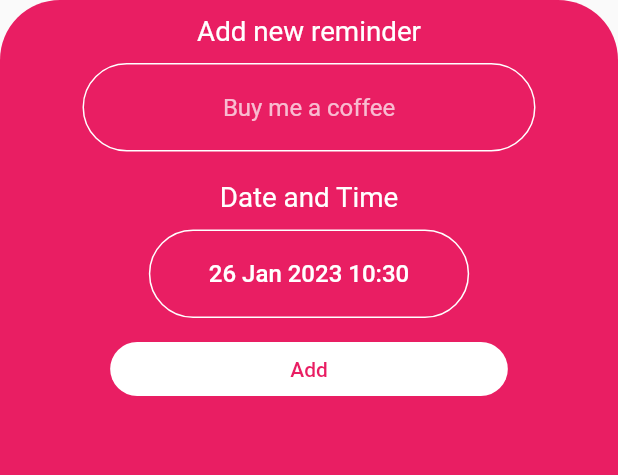
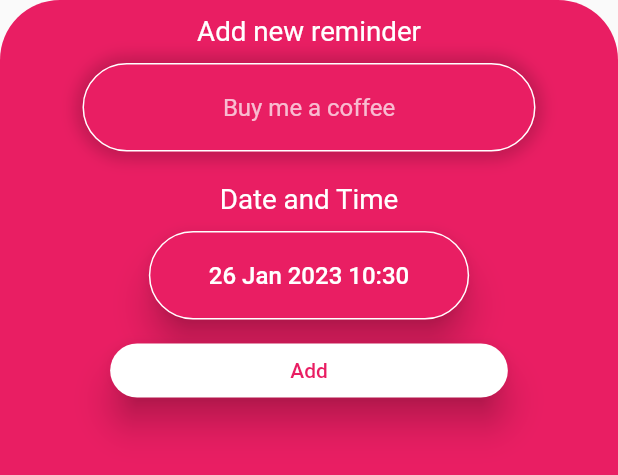
Before and after one commit to Addy2004/RemindMe, a Flutter app: the AddReminderScreen widget shown alone on an empty page, opened directly, on a phone screen of 412 x 824 dp. Shown: the top 475 px of the screen. Run offline on Flutter 3.47's test engine with Material 2 defaults, Android fonts, the phone set to English and light mode, and no system bars.

Commit message:
minor layout fix in bottom sheet, added drop shadows

```diff
--- a/lib/screens/add_reminder_screen.dart
+++ b/lib/screens/add_reminder_screen.dart
@@ -63,13 +63,31 @@ class _AddReminderScreenState extends State<AddReminderScreen> {
           ),
           Padding(
             padding: const EdgeInsets.only(left: 15.0, right: 15.0),
-            child: TextField(
+            child: Stack(
+              children: [
+                Container(
+                  height: 60,
+                  decoration: BoxDecoration(
+                    borderRadius: const BorderRadius.all(Radius.circular(40.0),
+                    ),
+                    boxShadow: [
+                      BoxShadow(
+                        color: Colors.black26.withOpacity(0.1675),
+                          blurRadius: 7.5,
+                          spreadRadius: 5
+                      )
+                    ]
+                  ),
+                ),
+                TextField(
                   onChanged: (value) {},
                   cursorColor: Colors.white,
                   style: const TextStyle(color: Colors.white),
                   textAlign: TextAlign.center,
                   autofocus: false,
                   decoration: const InputDecoration(
+                    filled: true,
+                    fillColor: Colors.pink,
                     hintText: 'Buy me a coffee',
                     hintStyle: TextStyle(color: Colors.white70),
                     border: OutlineInputBorder(
@@ -98,6 +116,8 @@ class _AddReminderScreenState extends State<AddReminderScreen> {
                     ),
                   ),
                 ),
+              ],
+            ),
           ),
           const SizedBox(height: 10.0),
           const Padding(
@@ -113,6 +133,8 @@ class _AddReminderScreenState extends State<AddReminderScreen> {
             minWidth: 10.0,
             child: OutlinedButton(
               style: ButtonStyle(
+                elevation: MaterialStateProperty.all(10.0),
+                backgroundColor: MaterialStateProperty.all(Colors.pink),
                 padding: MaterialStateProperty.all<EdgeInsets>(const EdgeInsets.only(
                     top: 20.0, bottom: 20.0,
                 left: 40.0, right: 40.0),
@@ -157,6 +179,7 @@ class _AddReminderScreenState extends State<AddReminderScreen> {
           const SizedBox(height: 10.0),
           TextButton(
             style: ButtonStyle(
+              elevation: MaterialStateProperty.all(10.0),
               padding: MaterialStateProperty.all<EdgeInsets>(const EdgeInsets.only(
                 top: 10.0, bottom: 10.0,
                 left: 120.0, right: 120.0,
@@ -174,6 +197,7 @@ class _AddReminderScreenState extends State<AddReminderScreen> {
               style: TextStyle(color: Colors.pink),
             ),
           ),
+          const SizedBox(height: 10.0),
         ],
       ),
     );
```
Lines whose indentation alone changed are shown as unchanged.
